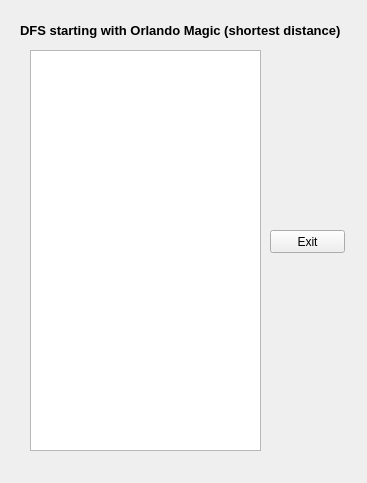
moetaei/CS1D-Basketball, file CS1D-Basketball-master/Basketball/dfs.ui: the form before one commit.
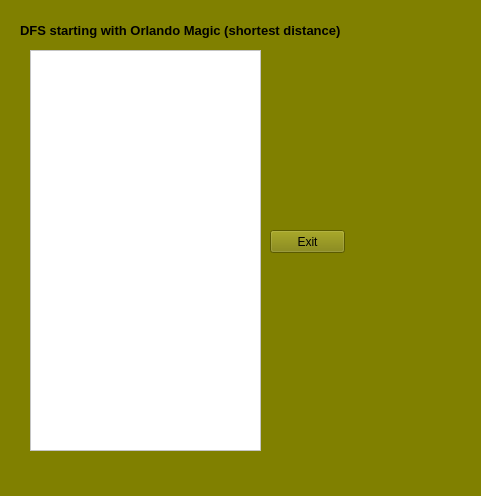
The form after the commit.

```diff
--- a/CS1D-Basketball-master/Basketball/dfs.ui
+++ b/CS1D-Basketball-master/Basketball/dfs.ui
@@ -6,13 +6,16 @@
    <rect>
     <x>0</x>
     <y>0</y>
-    <width>367</width>
-    <height>483</height>
+    <width>481</width>
+    <height>496</height>
    </rect>
   </property>
   <property name="windowTitle">
    <string>Form</string>
   </property>
+  <property name="styleSheet">
+   <string notr="true">background-color:olive;</string>
+  </property>
   <widget class="QLabel" name="label">
    <property name="geometry">
     <rect>
@@ -49,6 +52,9 @@
      <height>401</height>
     </rect>
    </property>
+   <property name="styleSheet">
+    <string notr="true">background-color:white;</string>
+   </property>
   </widget>
   <widget class="QPushButton" name="exit">
    <property name="geometry">
```
